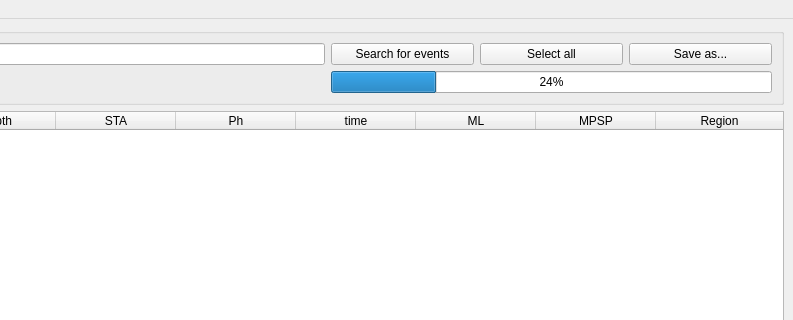
This is ui/main_window.ui in a7exd/getquakes as Qt 5 draws it before an edit; both pictures show x 554 to 1347 and y 0 to 320 of the 1347 by 563 pixel window. The edited form follows.
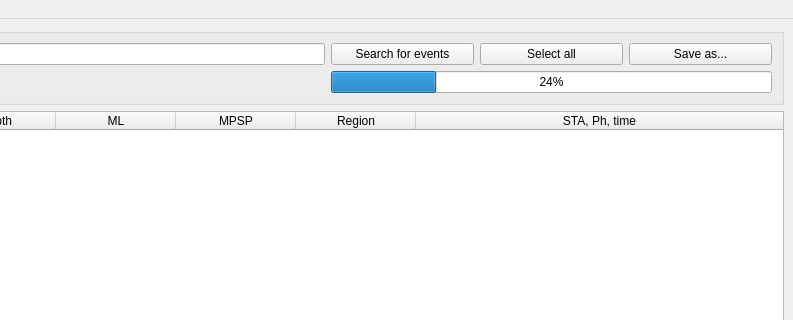
This is the edited form. Icons and pictures are not drawn.

Commit message: change ui table for data representation

```diff
--- a/ui/main_window.ui
+++ b/ui/main_window.ui
@@ -330,88 +330,45 @@
          <property name="text">
           <string>ID</string>
          </property>
-         <property name="textAlignment">
-          <set>AlignCenter</set>
-         </property>
         </column>
         <column>
          <property name="text">
           <string>Origin Time</string>
          </property>
-         <property name="textAlignment">
-          <set>AlignCenter</set>
-         </property>
         </column>
         <column>
          <property name="text">
           <string>Lat</string>
          </property>
-         <property name="textAlignment">
-          <set>AlignCenter</set>
-         </property>
         </column>
         <column>
          <property name="text">
           <string>Lon</string>
          </property>
-         <property name="textAlignment">
-          <set>AlignCenter</set>
-         </property>
         </column>
         <column>
          <property name="text">
           <string>Depth</string>
          </property>
-         <property name="textAlignment">
-          <set>AlignCenter</set>
-         </property>
-        </column>
-        <column>
-         <property name="text">
-          <string>STA</string>
-         </property>
-         <property name="textAlignment">
-          <set>AlignCenter</set>
-         </property>
-        </column>
-        <column>
-         <property name="text">
-          <string>Ph</string>
-         </property>
-         <property name="textAlignment">
-          <set>AlignCenter</set>
-         </property>
-        </column>
-        <column>
-         <property name="text">
-          <string>time</string>
-         </property>
-         <property name="textAlignment">
-          <set>AlignCenter</set>
-         </property>
         </column>
         <column>
          <property name="text">
           <string>ML</string>
          </property>
-         <property name="textAlignment">
-          <set>AlignCenter</set>
-         </property>
         </column>
         <column>
          <property name="text">
           <string>MPSP</string>
          </property>
-         <property name="textAlignment">
-          <set>AlignCenter</set>
-         </property>
         </column>
         <column>
          <property name="text">
           <string>Region</string>
          </property>
-         <property name="textAlignment">
-          <set>AlignCenter</set>
+        </column>
+        <column>
+         <property name="text">
+          <string>STA, Ph, time</string>
          </property>
         </column>
        </widget>
```
The commit also changes 1 other file.
